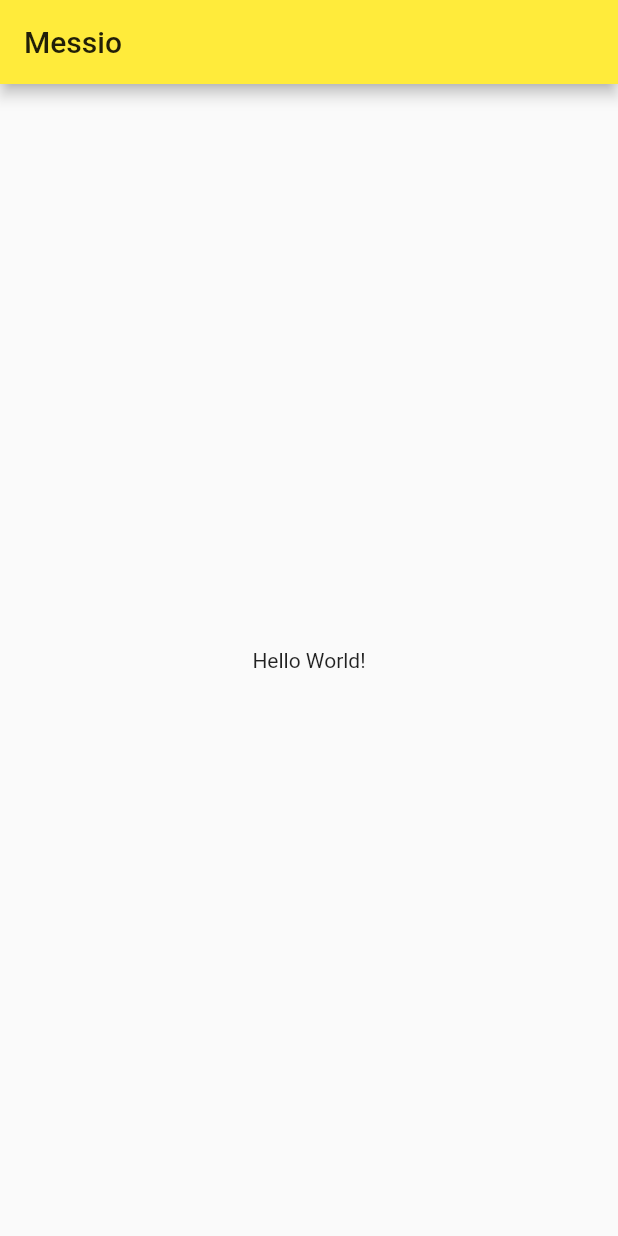
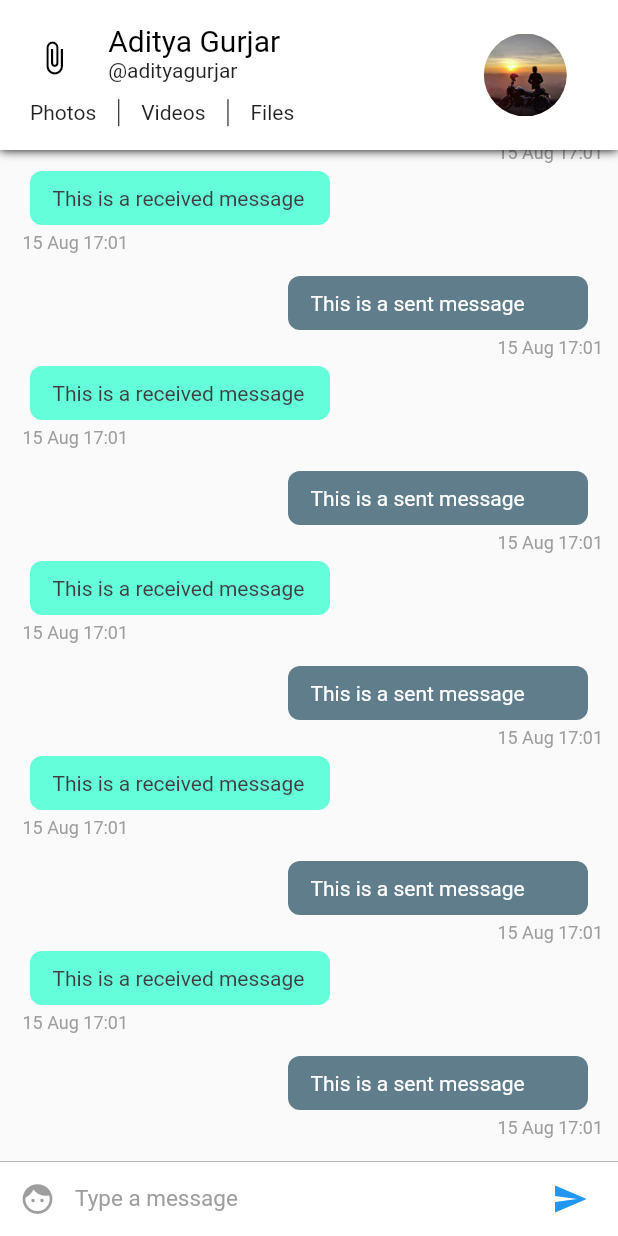
Before and after one commit to joonmyung/messio, a Flutter app: the screen it shows after launch, on a phone screen of 412 x 824 dp. Run offline on Flutter 3.47's test engine with Material 2 defaults, Android fonts, the phone set to English and light mode, and no system bars.

Commit message:
Completed Conversation Screen UI

```diff
--- /dev/null
+++ b/lib/config/Assets.dart
@@ -0,0 +1,3 @@
+class Assets{
+  static String user = 'assets/user.png';
+}
--- /dev/null
+++ b/lib/config/Palette.dart
@@ -0,0 +1,15 @@
+import 'package:flutter/material.dart';
+
+// Color palette for the app
+class Palette{
+  static Color primaryColor = Colors.blue;
+  static Color secondaryColor = Colors.black;
+  static Color primaryTextColor = Colors.black;
+  static Color secondaryTextColor = Colors.black87;
+  static Color primaryBackgroundColor = Colors.white;
+  static Color selfMessageBackgroundColor = Colors.blueGrey;
+  static Color otherMessageBackgroundColor = Colors.tealAccent;
+  static Color selfMessageColor = Colors.white;
+  static Color otherMessageColor = Color(0xff3f3f3f);
+  static Color greyColor = Colors.grey;
+}
--- a/lib/main.dart
+++ b/lib/main.dart
@@ -1,4 +1,5 @@
 import 'package:flutter/material.dart';
+import 'pages/ConversationPageList.dart';
 
 void main() => runApp(MyApp());
 
@@ -11,21 +12,7 @@ class MyApp extends StatelessWidget {
       theme: ThemeData(
         primarySwatch: Colors.yellow,
       ),
-      home: MyHomePage(),
+      home: ConversationPageList(),
     );
   }
 }
-
-class MyHomePage extends StatelessWidget {
-  @override
-  Widget build(BuildContext context) {
-    return Scaffold(
-      appBar: AppBar(
-        title: Text('Messio'),
-      ),
-      body: Center(
-        child: Text('Hello World!')
-      ),
-    );
-  }
-}
--- /dev/null
+++ b/lib/pages/ConversationPage.dart
@@ -0,0 +1,32 @@
+import 'package:flutter/material.dart';
+import 'package:messio/widgets/ChatAppBar.dart';
+import 'package:messio/widgets/ChatListWidget.dart';
+import 'package:messio/widgets/InputWidget.dart';
+
+class ConversationPage extends StatefulWidget {
+  @override
+  _ConversationPageState createState() => _ConversationPageState();
+}
+
+class _ConversationPageState extends State<ConversationPage> {
+
+  @override
+  Widget build(BuildContext context) {
+    return SafeArea(
+        child: Scaffold(
+            appBar: ChatAppBar(), // Custom app bar for chat screen
+            body: Stack(children: <Widget>[
+              Column(
+                children: <Widget>[
+                  ChatListWidget(),//Chat list
+                  InputWidget() // The input widget
+                ],
+              ),
+            ]
+            )
+        )
+    );
+  }
+
+
+}
--- /dev/null
+++ b/lib/pages/ConversationPageList.dart
@@ -0,0 +1,24 @@
+import 'package:flutter/material.dart';
+import 'ConversationPage.dart';
+
+class ConversationPageList extends StatefulWidget {
+
+  @override
+  _ConversationPageListState createState() => _ConversationPageListState();
+}
+
+class _ConversationPageListState extends State<ConversationPageList> {
+
+  @override
+  Widget build(BuildContext context) {
+    return PageView(
+      children: <Widget>[
+        ConversationPage(),
+        ConversationPage(),
+        ConversationPage()
+      ],
+    );
+
+
+  }
+}
--- /dev/null
+++ b/lib/widgets/ChatAppBar.dart
@@ -0,0 +1,102 @@
+
+import 'package:flutter/material.dart';
+import 'package:messio/config/Assets.dart';
+import 'package:messio/config/Palette.dart';
+
+class ChatAppBar extends StatelessWidget implements PreferredSizeWidget {
+  final double height = 100;
+  @override
+  Widget build(BuildContext context) {
+    var textHeading = TextStyle(color: Palette.primaryTextColor, fontSize: 20); // Text style for the name
+    var textStyle = TextStyle(color: Palette.secondaryTextColor); // Text style for everything else
+
+    double width = MediaQuery.of(context).size.width; // calculate the screen width
+    return Material(
+        child: Container(
+            decoration: new BoxDecoration(boxShadow: [ //adds a shadow to the appbar
+              new BoxShadow(
+                color: Colors.black,
+                blurRadius: 5.0,
+              )]),
+            child:  Container(
+                color: Palette.primaryBackgroundColor,
+                child: Row(children: <Widget>[
+                  Expanded( //we're dividing the appbar into 7 : 3 ratio. 7 is for content and 3 is for the display picture.
+                      flex: 7,
+                      child: Center(
+                          child: Column(
+                            mainAxisSize: MainAxisSize.min,
+                            children: <Widget>[
+                              Container(
+                                  height: 70 - (width * .06),
+                                  child: Row(
+                                    crossAxisAlignment: CrossAxisAlignment.start,
+                                    children: <Widget>[
+                                      Expanded(
+                                          flex: 2,
+                                          child: Center(
+                                              child: Icon(
+                                                Icons.attach_file,
+                                                color: Palette.secondaryColor,
+                                              ))),
+                                      Expanded(
+                                          flex: 6,
+                                          child: Container(
+                                              child: Column(
+                                                crossAxisAlignment:
+                                                CrossAxisAlignment.start,
+                                                mainAxisAlignment: MainAxisAlignment.center,
+                                                mainAxisSize: MainAxisSize.min,
+                                                children: <Widget>[
+                                                  Text('Aditya Gurjar', style: textHeading),
+                                                  Text('@adityagurjar', style: textStyle)
+                                                ],
+                                              ))),
+                                    ],
+                                  )),
+                              //second row containing the buttons for media
+                              Container(
+                                  height: 23,
+                                  padding: EdgeInsets.fromLTRB(20, 5, 5, 0),
+                                  child: Row(
+                                    mainAxisAlignment: MainAxisAlignment.start,
+                                    crossAxisAlignment: CrossAxisAlignment.center,
+                                    children: <Widget>[
+                                      Text(
+                                        'Photos',
+                                        style: textStyle,
+                                      ),
+                                      VerticalDivider(
+                                        width: 30,
+                                        color: Palette.primaryTextColor,
+                                      ),
+                                      Text(
+                                        'Videos',
+                                        style: textStyle,
+                                      ),
+                                      VerticalDivider(
+                                        width: 30,
+                                        color: Palette.primaryTextColor,
+                                      ),
+                                      Text('Files', style: textStyle)
+                                    ],
+                                  )),
+                            ],
+                          ))),
+                  //This is the display picture
+                  Expanded(
+                      flex: 3,
+                      child: Container(
+                          child: Center(
+                              child: CircleAvatar(
+                                radius: (80 - (width * .06)) / 2,
+                                backgroundImage: Image.asset(
+                                  Assets.user,
+                                ).image,
+                              )))),
+                ]))));
+  }
+
+  @override
+  Size get preferredSize => Size.fromHeight(height);
+}
--- /dev/null
+++ b/lib/widgets/ChatItemWidget.dart
@@ -0,0 +1,90 @@
+
+import 'package:flutter/material.dart';
+import 'package:messio/config/Palette.dart';
+import 'package:intl/intl.dart';
+
+class ChatItemWidget extends StatelessWidget{
+  var index;
+
+  ChatItemWidget(this.index);
+
+  @override
+  Widget build(BuildContext context) {
+    // TODO: implement build
+    if (index % 2 == 0) {
+      //This is the sent message. We'll later use data from firebase instead of index to determine the message is sent or received.
+      return Container(
+          child: Column(children: <Widget>[
+            Row(
+              children: <Widget>[
+                Container(
+                  child: Text(
+                    'This is a sent message',
+                    style: TextStyle(color: Palette.selfMessageColor),
+                  ),
+                  padding: EdgeInsets.fromLTRB(15.0, 10.0, 15.0, 10.0),
+                  width: 200.0,
+                  decoration: BoxDecoration(
+                      color: Palette.selfMessageBackgroundColor,
+                      borderRadius: BorderRadius.circular(8.0)),
+                  margin: EdgeInsets.only(right: 10.0),
+                )
+              ],
+              mainAxisAlignment:
+              MainAxisAlignment.end, // aligns the chatitem to right end
+            ),
+            Row(
+                mainAxisAlignment: MainAxisAlignment.end,
+                children: <Widget>[
+                  Container(
+                    child: Text(
+                      DateFormat('dd MMM kk:mm')
+                          .format(DateTime.fromMillisecondsSinceEpoch(1565888474278)),
+                      style: TextStyle(
+                          color: Palette.greyColor,
+                          fontSize: 12.0,
+                          fontStyle: FontStyle.normal),
+                    ),
+                    margin: EdgeInsets.only(left: 5.0, top: 5.0, bottom: 5.0),
+                  )])
+          ]));
+    } else {
+      // This is a received message
+      return Container(
+        child: Column(
+          children: <Widget>[
+            Row(
+              children: <Widget>[
+                Container(
+                  child: Text(
+                    'This is a received message',
+                    style: TextStyle(color: Palette.otherMessageColor),
+                  ),
+                  padding: EdgeInsets.fromLTRB(15.0, 10.0, 15.0, 10.0),
+                  width: 200.0,
+                  decoration: BoxDecoration(
+                      color: Palette.otherMessageBackgroundColor,
+                      borderRadius: BorderRadius.circular(8.0)),
+                  margin: EdgeInsets.only(left: 10.0),
+                )
+              ],
+            ),
+            Container(
+              child: Text(
+                DateFormat('dd MMM kk:mm')
+                    .format(DateTime.fromMillisecondsSinceEpoch(1565888474278)),
+                style: TextStyle(
+                    color: Palette.greyColor,
+                    fontSize: 12.0,
+                    fontStyle: FontStyle.normal),
+              ),
+              margin: EdgeInsets.only(left: 5.0, top: 5.0, bottom: 5.0),
+            )
+          ],
+          crossAxisAlignment: CrossAxisAlignment.start,
+        ),
+        margin: EdgeInsets.only(bottom: 10.0),
+      );
+    }  }
+
+}
--- /dev/null
+++ b/lib/widgets/ChatListWidget.dart
@@ -0,0 +1,21 @@
+
+import 'package:flutter/material.dart';
+
+import 'ChatItemWidget.dart';
+
+
+class ChatListWidget extends StatelessWidget{
+  final ScrollController listScrollController = new ScrollController();
+  @override
+  Widget build(BuildContext context) {
+    // TODO: implement build
+    return Flexible(
+        child: ListView.builder(
+          padding: EdgeInsets.all(10.0),
+          itemBuilder: (context, index) => ChatItemWidget(index),
+          itemCount: 20,
+          reverse: true,
+          controller: listScrollController,
+        ));
+  }
+}
--- /dev/null
+++ b/lib/widgets/InputWidget.dart
@@ -0,0 +1,61 @@
+
+import 'package:flutter/material.dart';
+import 'package:messio/config/Palette.dart';
+
+class InputWidget extends StatelessWidget {
+
+  final TextEditingController textEditingController = new TextEditingController();
+
+  @override
+  Widget build(BuildContext context) {
+    return Container(
+      child: Row(
+        children: <Widget>[
+          Material(
+            child: new Container(
+              margin: new EdgeInsets.symmetric(horizontal: 1.0),
+              child: new IconButton(
+                icon: new Icon(Icons.face),
+                color: Palette.primaryColor,
+              ),
+            ),
+            color: Colors.white,
+          ),
+
+          // Text input
+          Flexible(
+            child: Container(
+              child: TextField(
+                style: TextStyle(color: Palette.primaryTextColor, fontSize: 15.0),
+                controller: textEditingController,
+                decoration: InputDecoration.collapsed(
+                  hintText: 'Type a message',
+                  hintStyle: TextStyle(color: Palette.greyColor),
+                ),
+              ),
+            ),
+          ),
+
+          // Send Message Button
+          Material(
+            child: new Container(
+              margin: new EdgeInsets.symmetric(horizontal: 8.0),
+              child: new IconButton(
+                icon: new Icon(Icons.send),
+                onPressed: () => {},
+                color: Palette.primaryColor,
+              ),
+            ),
+            color: Colors.white,
+          ),
+        ],
+      ),
+      width: double.infinity,
+      height: 50.0,
+      decoration: new BoxDecoration(
+          border: new Border(
+              top: new BorderSide(color: Palette.greyColor, width: 0.5)),
+          color: Colors.white),
+    );
+  }
+}
```
Also changed, not shown: pubspec.yaml (+3 -51 lines), assets/user.png (added), pubspec.lock.
